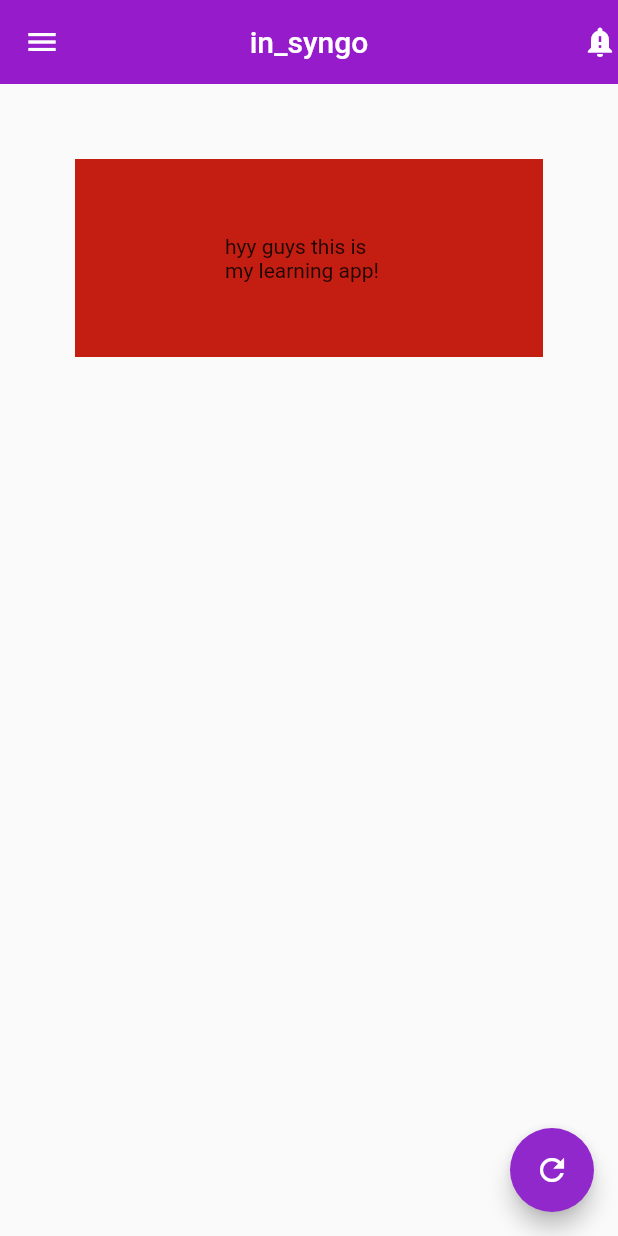
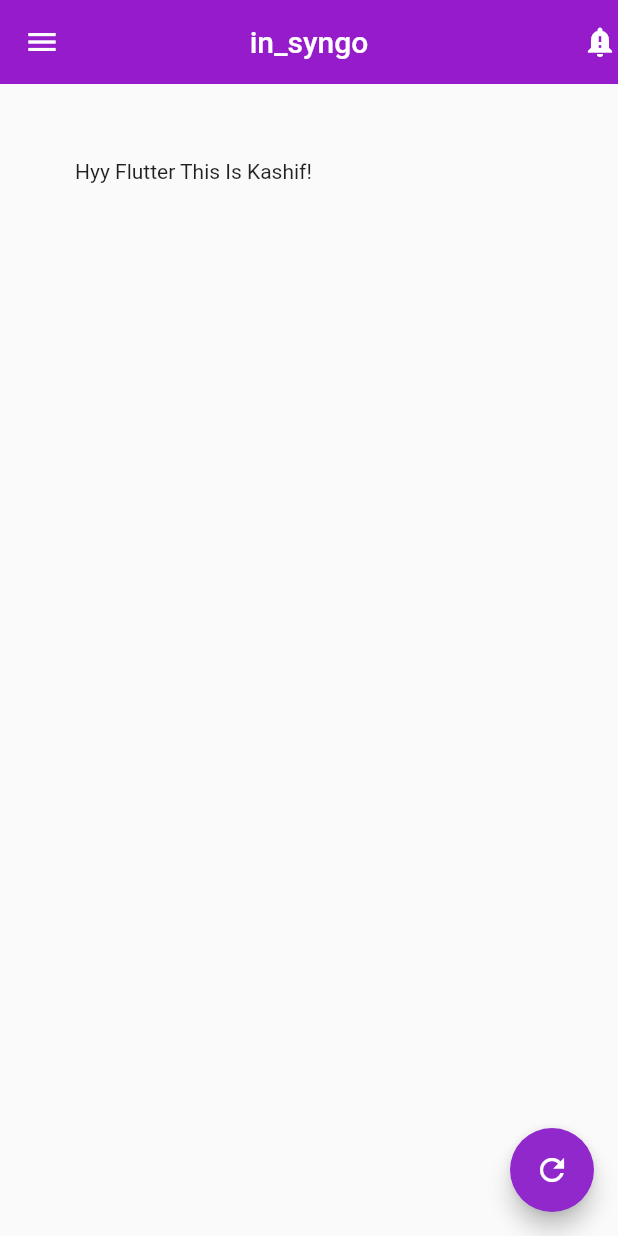
Before and after one commit to HEYKASHIF/flybe, a Flutter app: the screen it shows after launch, on a phone screen of 412 x 824 dp. Run offline on Flutter 3.47's test engine with Material 2 defaults, Android fonts, the light colour scheme and no system bars.

Commit message:
25-march commit6

```diff
--- a/lib/main.dart
+++ b/lib/main.dart
@@ -28,11 +28,11 @@ class MyApp extends StatelessWidget {
           leading: const Icon(Icons.menu),
           actions: const [Icon(Icons.notification_important)],
         ),
-        body: Container(
-          color: Color.fromARGB(255, 196, 29, 17),
-          padding: EdgeInsets.symmetric(vertical: 50, horizontal: 100),
-          margin: EdgeInsets.all(50),
-          child: Text("hyy guys this is my learning app!"),
+        body: Padding(
+          padding: EdgeInsets.all(50),
+          child: Text(
+            "Hyy Flutter This Is Kashif!",
+          ),
         ),
         floatingActionButton: FloatingActionButton(
           backgroundColor: Color.fromARGB(255, 144, 40, 204),
```
